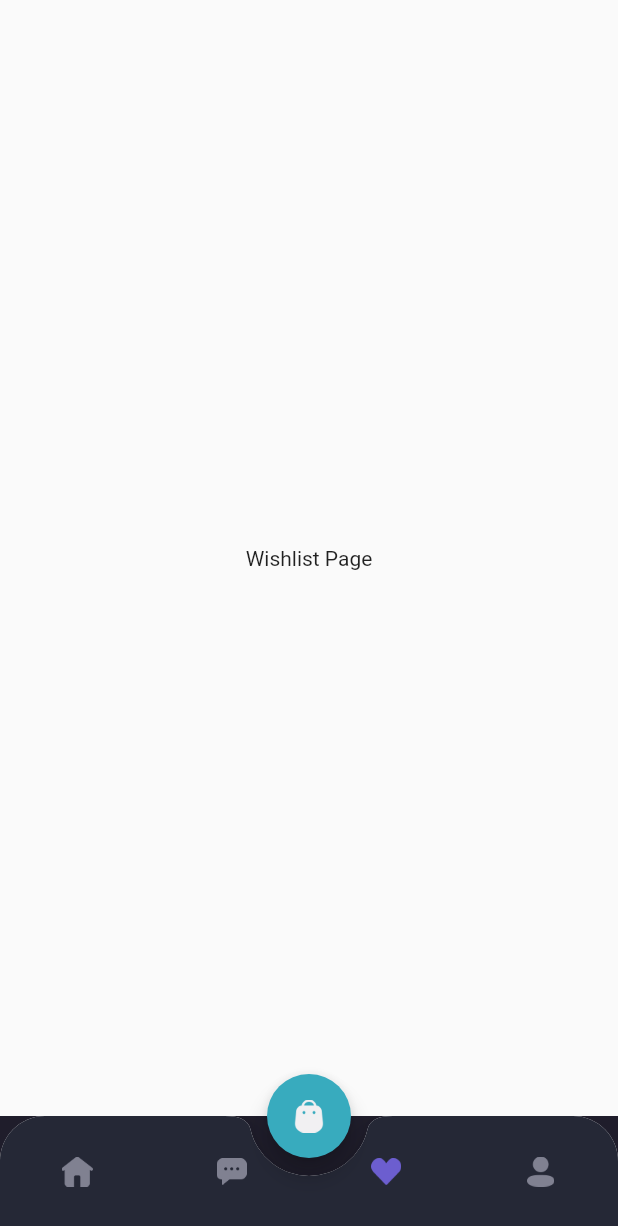
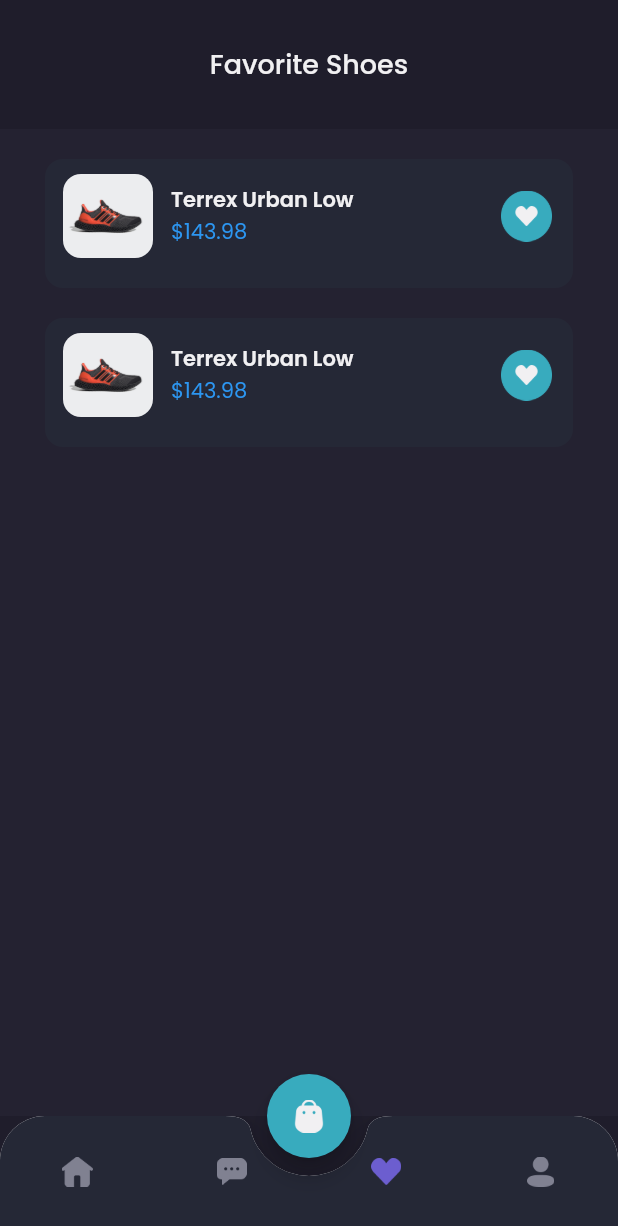
Before and after one commit to IdaDanuartha/shamo-mobile-flutter, a Flutter app: the MainPage screen opened by its route, item 3 of the bottom bar chosen, on a phone screen of 412 x 824 dp. Shown: the top 1226 px of the screen. Run offline on Flutter 3.47's test engine with Material 2 defaults, Android fonts, the phone set to English and light mode, and no system bars; our stand-ins replace google_fonts.

Commit message:
wishlist page done

```diff
--- a/lib/pages/home/chat_page.dart
+++ b/lib/pages/home/chat_page.dart
@@ -7,7 +7,7 @@ class ChatPage extends StatelessWidget {
 
   Widget header() {
     return Container(
-      padding: EdgeInsets.symmetric(vertical: 10),
+      padding: EdgeInsets.symmetric(vertical: 15),
       child: AppBar(
         backgroundColor: bgColor1,
         centerTitle: true,
--- a/lib/pages/home/wishlist_page.dart
+++ b/lib/pages/home/wishlist_page.dart
@@ -1,14 +1,103 @@
 import 'package:flutter/material.dart';
+import 'package:mobile_flutter/themes.dart';
+import 'package:mobile_flutter/widgets/wishlist_card.dart';
 
 class WishlistPage extends StatelessWidget {
   const WishlistPage({super.key});
 
-  @override
-  Widget build(BuildContext context) {
-    return Scaffold(
-      body: Center(
-        child: Text("Wishlist Page"),
+ Widget header() {
+    return Container(
+      padding: EdgeInsets.symmetric(vertical: 15),
+      child: AppBar(
+        backgroundColor: bgColor1,
+        centerTitle: true,
+        title: Text(
+          "Favorite Shoes",
+          style: primaryTextStyle.copyWith(
+            fontSize: 18,
+            fontWeight: medium
+          ),
+        ),
+        elevation: 0,
+        automaticallyImplyLeading: false,
       ),
     );
   }
+
+  Widget emptyWishlist() {
+    return Expanded(
+      child: Container(
+        width: double.infinity,
+        color: bgColor3,
+        child: Column(
+          mainAxisAlignment: MainAxisAlignment.center,
+          children: [
+            Image.asset("assets/icon_wishlist.png", width: 74, color: secondaryColor),
+            SizedBox(height: 20),
+            Text("You don't have dream shoes?", style: primaryTextStyle.copyWith(
+              fontSize: 16,
+              fontWeight: medium
+            ),),
+            SizedBox(height: 12),
+            Text(
+              "Let's find your favorite shoes",
+              style: secondaryTextStyle,
+            ),
+            SizedBox(height: 20),
+            Container(
+              height: 44,
+              child: TextButton(
+                onPressed: (){},
+                style: TextButton.styleFrom(
+                  padding: EdgeInsets.symmetric(
+                    horizontal: 24,
+                    vertical: 10
+                  ),
+                  backgroundColor: primaryColor,
+                  shape: RoundedRectangleBorder(
+                    borderRadius: BorderRadius.circular(12)
+                  ),
+                ),
+                child: Text(
+                  'Explore Store',
+                  style: primaryTextStyle.copyWith(
+                    fontSize: 16,
+                    fontWeight: medium
+                  ),
+                ),
+              ),
+            )
+          ],
+        ),
+      ),
+    );
+  }
+
+  Widget content() {
+    return Expanded(
+      child: Container(
+        width: double.infinity,
+        color: bgColor3,
+        child: ListView(
+          padding: EdgeInsets.symmetric(
+            horizontal: defaultMargin
+          ),
+          children: [
+            WishlistCard(),
+            WishlistCard(),
+          ],
+        )
+      ),
+    );
+  }
+
+  @override
+  Widget build(BuildContext context) {
+    return Column(
+      children: [
+        header(),
+        content()
+      ],
+    );
+  }
 }
--- /dev/null
+++ b/lib/widgets/wishlist_card.dart
@@ -0,0 +1,49 @@
+import 'package:flutter/material.dart';
+import 'package:mobile_flutter/themes.dart';
+
+class WishlistCard extends StatelessWidget {
+  const WishlistCard({super.key});
+
+  @override
+  Widget build(BuildContext context) {
+    return Container(
+      margin: EdgeInsets.only(top: 20),
+      padding: EdgeInsets.only(top: 10, left: 12, right: 14, bottom: 20),
+      decoration: BoxDecoration(
+          borderRadius: BorderRadius.circular(12), color: bgColor4),
+      child: Row(
+        children: [
+          ClipRRect(
+            borderRadius: BorderRadius.circular(12),
+            child: Image.asset(
+              'assets/image_shoes.png',
+              width: 60,
+            ),
+          ),
+          SizedBox(width: 12),
+          Expanded(
+            child: Column(
+              crossAxisAlignment: CrossAxisAlignment.start,
+              children: [
+                Text(
+                  'Terrex Urban Low',
+                  style: primaryTextStyle.copyWith(
+                    fontWeight: semiBold
+                  ),
+                ),
+                Text(
+                  '\$143.98',
+                  style: priceTextStyle
+                )
+              ],
+            ),
+          ),
+          Image.asset(
+            'assets/button_wishlist_blue.png',
+            width: 34,
+          )
+        ],
+      ),
+    );
+  }
+}
```
Also changed, not shown: lib/pages/detail_chat_page.dart (+11 -11 lines).
